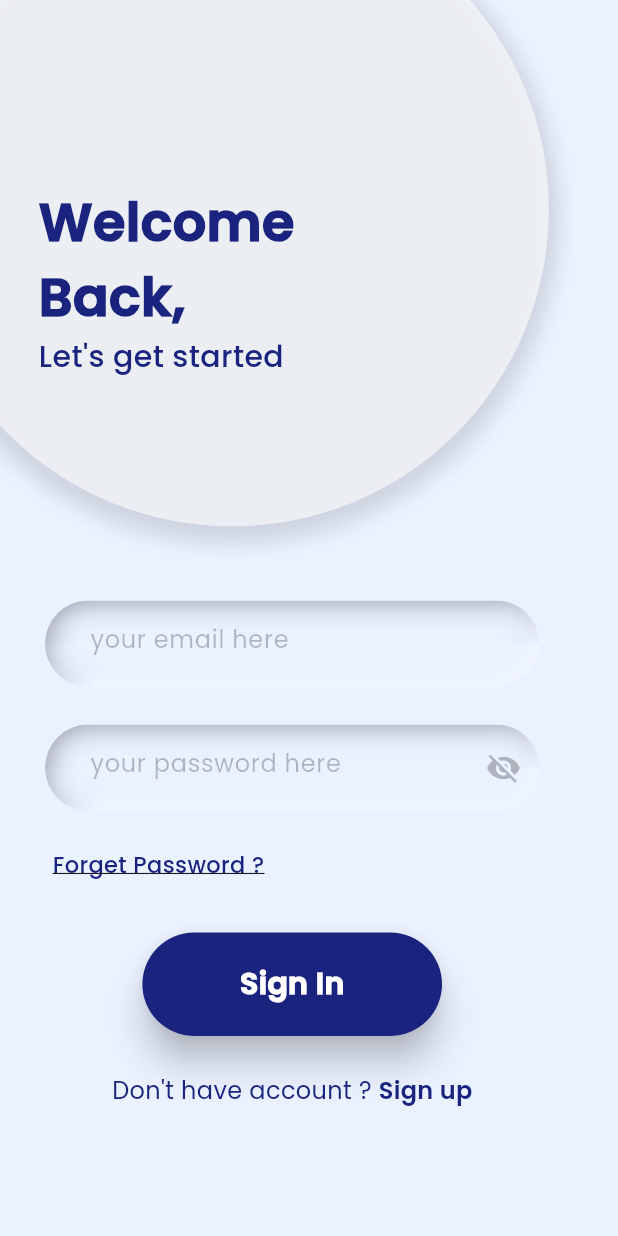
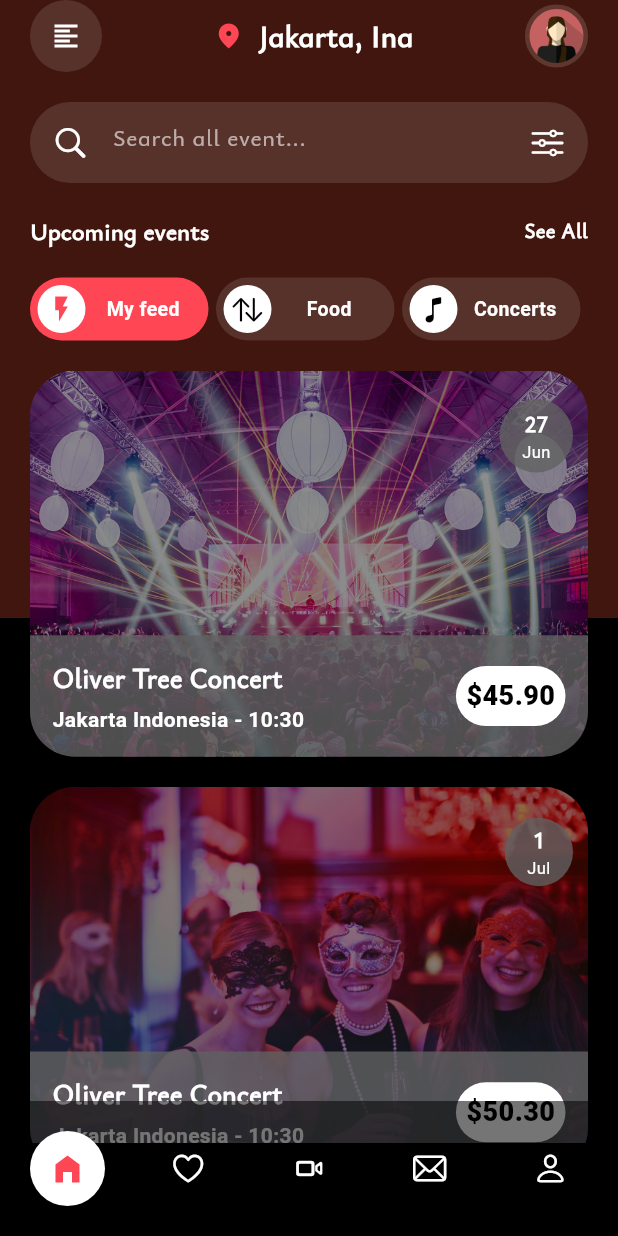
Before and after one commit to christ-dev19/freestyles, a Flutter app: the screen it shows after launch, on a phone screen of 412 x 824 dp. Run offline on Flutter 3.47's test engine with Material 2 defaults, Android fonts, the phone set to English and light mode, and no system bars; project files that could hold a hidden picture were left out.

Commit message:
fix screen one https://dribbble.com/shots/19970474-Event-Mobile-App

```diff
--- a/lib/core/AppRouting.dart
+++ b/lib/core/AppRouting.dart
@@ -6,6 +6,7 @@ import 'package:freestyles/screens/LoginPage.dart';
 import '../screens/CorporateWellnessPage.dart';
 import '../screens/CorporateWellnessWithModalPage.dart';
 import '../screens/DragableCustom.dart';
+import '../screens/EventMobileApp/EventMobileApp1.dart';
 import '../screens/FoodOrderingApp/FoodOrderingApp1.dart';
 import '../screens/FoodOrderingApp/FoodOrderingApp2.dart';
 import '../screens/MyHomePage.dart';
@@ -21,6 +22,7 @@ class AppRouting {
   static const corporateWellnessWithModalPage =
       "CorporateWellnessWithModalPage";
   static const draggableCustom = "DragableCustom";
+  static const eventMobileApp1 = "EventMobileApp1";
 
   static onGenerateRoute(RouteSettings settings) {
     developer.log('${settings.name}', name: "settings");
@@ -53,9 +55,13 @@ class AppRouting {
         return MaterialPageRoute(builder: (_) {
           return const FoodOrderingApp1();
         });
-        case foodOrderingApp2:
+      case foodOrderingApp2:
         return MaterialPageRoute(builder: (_) {
           return const FoodOrderingApp2();
+        });
+      case eventMobileApp1:
+        return MaterialPageRoute(builder: (_) {
+          return const EventMobileApp1();
         });
       case corporateWellnessWithModalPage:
         return MaterialPageRoute(builder: (_) {
--- /dev/null
+++ b/lib/core/constants.dart
@@ -0,0 +1 @@
+const YsabeauInfant = "YsabeauInfant";
--- a/lib/main.dart
+++ b/lib/main.dart
@@ -15,13 +15,12 @@ class MyApp extends StatelessWidget {
     return MaterialApp(
       title: 'Flutter Demo',
       debugShowCheckedModeBanner: false,
-      initialRoute: AppRouting.login,
+      initialRoute: AppRouting.eventMobileApp1,
       onGenerateRoute: (settings) => AppRouting.onGenerateRoute(settings),
       onGenerateTitle: (context) {
         return "context";
       },
       theme: ThemeData(
-        fontFamily: "Poppins",
         colorScheme: ColorScheme.fromSeed(seedColor: Colors.deepPurple),
         useMaterial3: true,
       ),
--- /dev/null
+++ b/lib/screens/EventMobileApp/EventMobileApp1.dart
@@ -0,0 +1,448 @@
+import 'package:flutter/cupertino.dart';
+import 'package:flutter/material.dart';
+import 'package:flutter/services.dart';
+import 'package:intl/intl.dart';
+
+import '../../core/constants.dart';
+
+Color colorChocolat = const Color.fromRGBO(64, 22, 14, 1);
+Color redColor = const Color.fromRGBO(255, 70, 85, 1);
+
+class EventMobileApp1 extends StatefulWidget {
+  const EventMobileApp1({super.key});
+
+  @override
+  State<EventMobileApp1> createState() => _EventMobileApp1State();
+}
+
+class _EventMobileApp1State extends State<EventMobileApp1> {
+  NumberFormat numberFormat = NumberFormat.simpleCurrency();
+
+  List<dynamic> events = [
+    {
+      "date": DateTime.now(),
+      "price": 45.90,
+      "eventName": "Oliver Tree Concert",
+      "name": "Jakarta Indonesia",
+      "cover": "assets/images/EventMobileApp/events-1200x630.jpg"
+    },
+    {
+      "date": DateTime.now().add(const Duration(days: 4)),
+      "price": 50.30,
+      "eventName": "Oliver Tree Concert",
+      "name": "Jakarta Indonesia",
+      "cover":
+          "assets/images/EventMobileApp/pexels-andrea-piacquadio-787961.jpg"
+    },
+    {
+      "date": DateTime.now().add(const Duration(days: 30)),
+      "price": 10.40,
+      "eventName": "Oliver Tree Concert",
+      "name": "Jakarta Indonesia",
+      "cover": "assets/images/EventMobileApp/pm_1024x1024.webp"
+    },
+  ];
+  List<dynamic> menus = [
+    {"selected": true, "icon": Icons.home_filled},
+    {"selected": false, "icon": CupertinoIcons.suit_heart},
+    {"selected": false, "icon": CupertinoIcons.video_camera},
+    {"selected": false, "icon": CupertinoIcons.mail},
+    {"selected": false, "icon": CupertinoIcons.person},
+  ];
+
+  @override
+  Widget build(BuildContext context) {
+    Size size = MediaQuery.of(context).size;
+
+    return AnnotatedRegion<SystemUiOverlayStyle>(
+      value: SystemUiOverlayStyle(
+        statusBarColor: colorChocolat,
+        statusBarIconBrightness: Brightness.light,
+      ),
+      child: Scaffold(
+        backgroundColor: Colors.amber,
+        body: Stack(
+          children: [
+            Positioned.fill(
+              child: Container(
+                width: size.width,
+                height: size.height,
+                decoration: BoxDecoration(
+                  gradient: LinearGradient(
+                    begin: Alignment.topCenter,
+                    end: Alignment.bottomCenter,
+                    stops: const [.5, .3, .2],
+                    tileMode: TileMode.mirror,
+                    colors: [
+                      colorChocolat,
+                      Color.fromRGBO(64, 22, 14, .9),
+                      Colors.black,
+                    ],
+                  ),
+                ),
+                child: SafeArea(
+                  child: SingleChildScrollView(
+                    child: Column(
+                      crossAxisAlignment: CrossAxisAlignment.start,
+                      children: [
+                        Row(
+                          mainAxisAlignment: MainAxisAlignment.spaceBetween,
+                          crossAxisAlignment: CrossAxisAlignment.center,
+                          children: [
+                            Container(
+                              padding: const EdgeInsets.all(14),
+                              margin: const EdgeInsets.only(left: 20),
+                              decoration: const BoxDecoration(
+                                shape: BoxShape.circle,
+                                color: Colors.white12,
+                              ),
+                              child: const Icon(
+                                Icons.format_align_left_outlined,
+                                color: Colors.white,
+                                size: 20,
+                              ),
+                            ),
+                            Row(
+                              mainAxisAlignment: MainAxisAlignment.center,
+                              crossAxisAlignment: CrossAxisAlignment.center,
+                              children: [
+                                Icon(Icons.place_sharp,
+                                    color: redColor, size: 20),
+                                const SizedBox(width: 10),
+                                const Text(
+                                  'Jakarta, Ina',
+                                  style: TextStyle(
+                                    color: Colors.white,
+                                    fontSize: 20,
+                                    fontFamily: YsabeauInfant,
+                                    fontWeight: FontWeight.w700,
+                                  ),
+                                )
+                              ],
+                            ),
+                            Container(
+                              padding: const EdgeInsets.all(18),
+                              margin: const EdgeInsets.only(right: 20),
+                              decoration: BoxDecoration(
+                                shape: BoxShape.circle,
+                                border: Border.all(
+                                    color: const Color.fromRGBO(95, 55, 46, 1),
+                                    width: 3),
+                                image: const DecorationImage(
+                                  image: AssetImage(
+                                      "assets/images/EventMobileApp/icon-6007530_1280.webp"),
+                                  fit: BoxFit.cover,
+                                ),
+                              ),
+                            )
+                          ],
+                        ),
+                        Container(
+                          width: size.width,
+                          padding: const EdgeInsets.all(3),
+                          margin: const EdgeInsets.symmetric(
+                              vertical: 20, horizontal: 20),
+                          decoration: BoxDecoration(
+                            color: Colors.white12,
+                            borderRadius: BorderRadius.circular(size.width),
+                          ),
+                          child: const TextField(
+                            decoration: InputDecoration(
+                              border: InputBorder.none,
+                              fillColor: Colors.black12,
+                              prefixIcon: Icon(
+                                CupertinoIcons.search,
+                                size: 25,
+                                color: Colors.white,
+                              ),
+                              hintText: "Search all event...",
+                              hintStyle: TextStyle(
+                                  fontFamily: YsabeauInfant,
+                                  fontWeight: FontWeight.w600,
+                                  color: Colors.white60),
+                              suffixIcon: Icon(
+                                CupertinoIcons.slider_horizontal_3,
+                                color: Colors.white,
+                                size: 25,
+                              ),
+                            ),
+                          ),
+                        ),
+                        const Padding(
+                          padding: EdgeInsets.symmetric(horizontal: 20.0),
+                          child: Row(
+                            mainAxisAlignment: MainAxisAlignment.spaceBetween,
+                            crossAxisAlignment: CrossAxisAlignment.center,
+                            children: [
+                              Text(
+                                "Upcoming events",
+                                style: TextStyle(
+                                  color: Colors.white,
+                                  fontWeight: FontWeight.w700,
+                                  fontFamily: YsabeauInfant,
+                                  fontSize: 16,
+                                ),
+                              ),
+                              Text(
+                                "See All",
+                                style: TextStyle(
+                                  color: Colors.white,
+                                  fontWeight: FontWeight.w700,
+                                  fontFamily: YsabeauInfant,
+                                  fontSize: 14,
+                                ),
+                              )
+                            ],
+                          ),
+                        ),
+                        Padding(
+                          padding: const EdgeInsets.all(20.0),
+                          child: Row(
+                            mainAxisAlignment: MainAxisAlignment.spaceBetween,
+                            crossAxisAlignment: CrossAxisAlignment.center,
+                            children: [
+                              _buildIconWidget(size,
+                                  icon: Icons.flash_on,
+                                  backgroundColor: redColor,
+                                  colorIcon: redColor,
+                                  label: "My feed"),
+                              _buildIconWidget(size,
+                                  icon: CupertinoIcons.arrow_up_arrow_down,
+                                  backgroundColor: Colors.white12,
+                                  colorIcon: Colors.black,
+                                  label: "Food"),
+                              _buildIconWidget(size,
+                                  icon: CupertinoIcons.music_note,
+                                  backgroundColor: Colors.white12,
+                                  colorIcon: Colors.black,
+                                  label: "Concerts"),
+                            ],
+                          ),
+                        ),
+                        Container(
+                          width: size.width,
+                          constraints: BoxConstraints(
+                            minHeight: size.height / 1.7,
+                            maxHeight: size.height / 1.6,
+                          ),
+                          margin: const EdgeInsets.symmetric(horizontal: 20),
+                          child: ListView(
+                            children: [
+                              ...events
+                                  .map((item) => _buildCardEvent(size, item))
+                                  .toList(),
+                            ],
+                          ),
+                        ),
+                      ],
+                    ),
+                  ),
+                ),
+              ),
+            ),
+            Positioned(
+              bottom: 0,
+              left: 0,
+              right: 0,
+              child: Container(
+                padding: const EdgeInsets.all(20),
+                color: Colors.black54,
+                child: Row(
+                  mainAxisAlignment: MainAxisAlignment.spaceBetween,
+                  children: [
+                    ...menus.asMap().entries.map((e) {
+                      dynamic item = e.value;
+                      return Flexible(
+                        child: IconButton(
+                          padding: EdgeInsets.zero,
+                          icon: CircleAvatar(
+                            backgroundColor: item['selected']
+                                ? Colors.white
+                                : Colors.transparent,
+                            radius: 25,
+                            child: Icon(
+                              item['icon'],
+                              color: item['selected'] ? redColor : Colors.white,
+                            ),
+                          ),
+                          onPressed: () {
+                            menus.map((e) => e['selected'] = false).toList();
+                            item['selected'] = !item['selected'];
+                            setState(() {});
+                          },
+                          color: redColor,
+                        ),
+                      );
+                    }).toList(),
+                  ],
+                ),
+              ),
+            ),
+          ],
+        ),
+      ),
+    );
+  }
+
+  Container _buildCardEvent(Size size, item) {
+    return Container(
+      width: size.width,
+      height: size.height / 3.2,
+      margin: const EdgeInsets.only(bottom: 20),
+      decoration: BoxDecoration(
+        borderRadius: BorderRadius.circular(30),
+        image: DecorationImage(
+            image: AssetImage(item['cover']),
+            fit: BoxFit.cover,
+            colorFilter:
+                const ColorFilter.mode(Colors.black45, BlendMode.srcATop)),
+      ),
+      child: Stack(
+        children: [
+          Positioned(
+            top: 10,
+            right: 10,
+            child: Container(
+              padding: const EdgeInsets.all(15),
+              decoration: BoxDecoration(
+                shape: BoxShape.circle,
+                color: Colors.grey.shade700.withOpacity(.8),
+              ),
+              child: Column(
+                crossAxisAlignment: CrossAxisAlignment.center,
+                mainAxisAlignment: MainAxisAlignment.center,
+                children: [
+                  Text(
+                    DateFormat.d().format(item['date']),
+                    style: const TextStyle(
+                      color: Colors.white,
+                      fontSize: 15,
+                      fontFamily: YsabeauInfant,
+                      fontWeight: FontWeight.w700,
+                    ),
+                  ),
+                  Text(
+                    DateFormat.MMM().format(item['date']),
+                    style: const TextStyle(
+                      color: Colors.white,
+                      fontSize: 11,
+                      fontWeight: FontWeight.w400,
+                    ),
+                  ),
+                ],
+              ),
+            ),
+          ),
+          Positioned(
+            bottom: 0,
+            left: 0,
+            right: 0,
+            child: Container(
+              padding: const EdgeInsets.all(15),
+              decoration: BoxDecoration(
+                color: Colors.grey.shade700.withOpacity(.8),
+                borderRadius: const BorderRadius.only(
+                  bottomLeft: Radius.circular(30),
+                  bottomRight: Radius.circular(30),
+                ),
+              ),
+              child: Row(
+                crossAxisAlignment: CrossAxisAlignment.center,
+                mainAxisAlignment: MainAxisAlignment.spaceBetween,
+                children: [
+                  Expanded(
+                    child: Column(
+                      crossAxisAlignment: CrossAxisAlignment.start,
+                      children: [
+                        Text(
+                          '${item['eventName']}',
+                          style: const TextStyle(
+                            color: Colors.white,
+                            fontSize: 18,
+                            fontFamily: YsabeauInfant,
+                            fontWeight: FontWeight.w900,
+                          ),
+                        ),
+                        const SizedBox(height: 5),
+                        Text(
+                          '${item['name']} - ${DateFormat.Hm().format(item['date'])}',
+                          style: const TextStyle(
+                            color: Colors.white,
+                            fontSize: 14,
+                            fontWeight: FontWeight.w600,
+                          ),
+                        ),
+                      ],
+                    ),
+                  ),
+                  Container(
+                    decoration: BoxDecoration(
+                      borderRadius: BorderRadius.circular(size.width),
+                      color: Colors.white,
+                    ),
+                    padding: const EdgeInsets.all(7),
+                    child: Text(
+                      numberFormat.format(item['price']),
+                      style: const TextStyle(
+                        fontWeight: FontWeight.w900,
+                        fontSize: 18,
+                        color: Colors.black,
+                      ),
+                    ),
+                  )
+                ],
+              ),
+            ),
+          ),
+        ],
+      ),
+    );
+  }
+
+  Flexible _buildIconWidget(
+    Size size, {
+    required IconData icon,
+    required Color backgroundColor,
+    required Color colorIcon,
+    required String label,
+  }) {
+    return Flexible(
+      child: Container(
+        padding: const EdgeInsets.all(5),
+        margin: const EdgeInsets.only(right: 5),
+        decoration: BoxDecoration(
+          color: backgroundColor,
+          borderRadius: BorderRadius.circular(size.width),
+        ),
+        child: Row(
+          mainAxisAlignment: MainAxisAlignment.spaceBetween,
+          crossAxisAlignment: CrossAxisAlignment.center,
+          children: [
+            CircleAvatar(
+              backgroundColor: Colors.white,
+              radius: 16,
+              child: Icon(
+                icon,
+                size: 20,
+                color: colorIcon,
+              ),
+            ),
+            Expanded(
+              child: Text(
+                label,
+                maxLines: 1,
+                textAlign: TextAlign.center,
+                overflow: TextOverflow.ellipsis,
+                style: const TextStyle(
+                  color: Colors.white,
+                  fontWeight: FontWeight.w700,
+                  fontSize: 13,
+                ),
+              ),
+            ),
+          ],
+        ),
+      ),
+    );
+  }
+}
```
Also changed, not shown: pubspec.yaml (+11 -2 lines), assets/fonts/YsabeauInfant-Bold.ttf (added), assets/fonts/YsabeauInfant-Medium.ttf (added), assets/fonts/YsabeauInfant-Regular.ttf (added), assets/images/EventMobileApp/corporate_event.jpg (added), assets/images/EventMobileApp/events-1200x630.jpg (added), assets/images/EventMobileApp/icon-6007530_1280.webp (added), assets/images/EventMobileApp/pexels-andrea-piacquadio-787961.jpg (added), assets/images/EventMobileApp/pm_1024x1024.webp (added).
